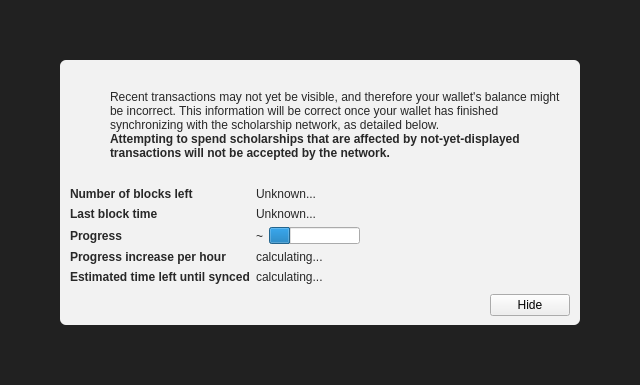
The window that src/qt/forms/modaloverlay.ui (scholarshipcoin/scholarshipcoin) describes before a commit, drawn with Qt 5.
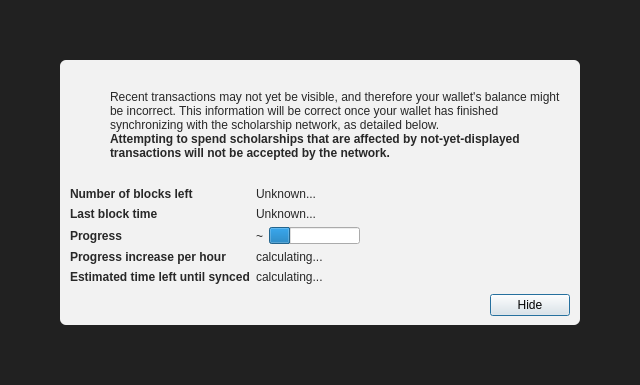
The same window after the commit. Icons and pictures are not drawn. Custom widgets are drawn as their Qt base class.

```diff
--- a/src/qt/forms/modaloverlay.ui
+++ b/src/qt/forms/modaloverlay.ui
@@ -351,6 +351,12 @@
              <property name="text">
               <string>Hide</string>
              </property>
+             <property name="focusPolicy">
+              <enum>Qt::StrongFocus</enum>
+             </property>
+             <property name="default">
+              <bool>true</bool>
+             </property>
             </widget>
            </item>
           </layout>
```
